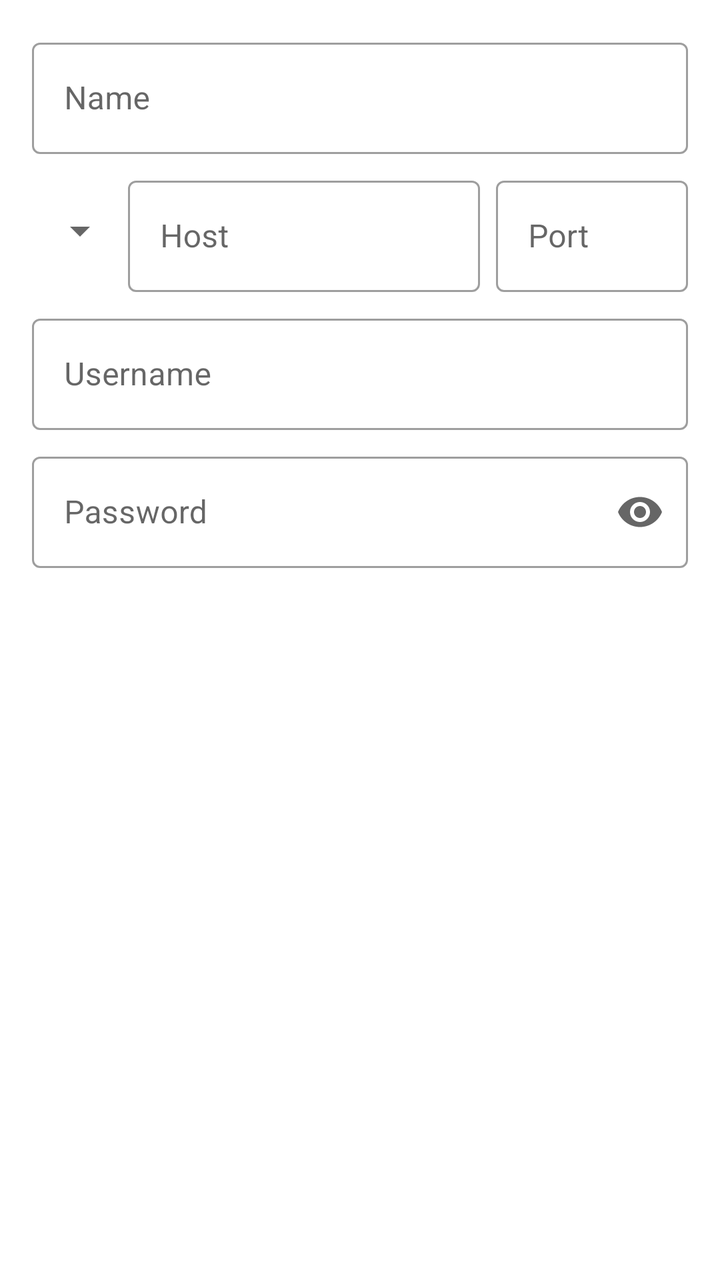
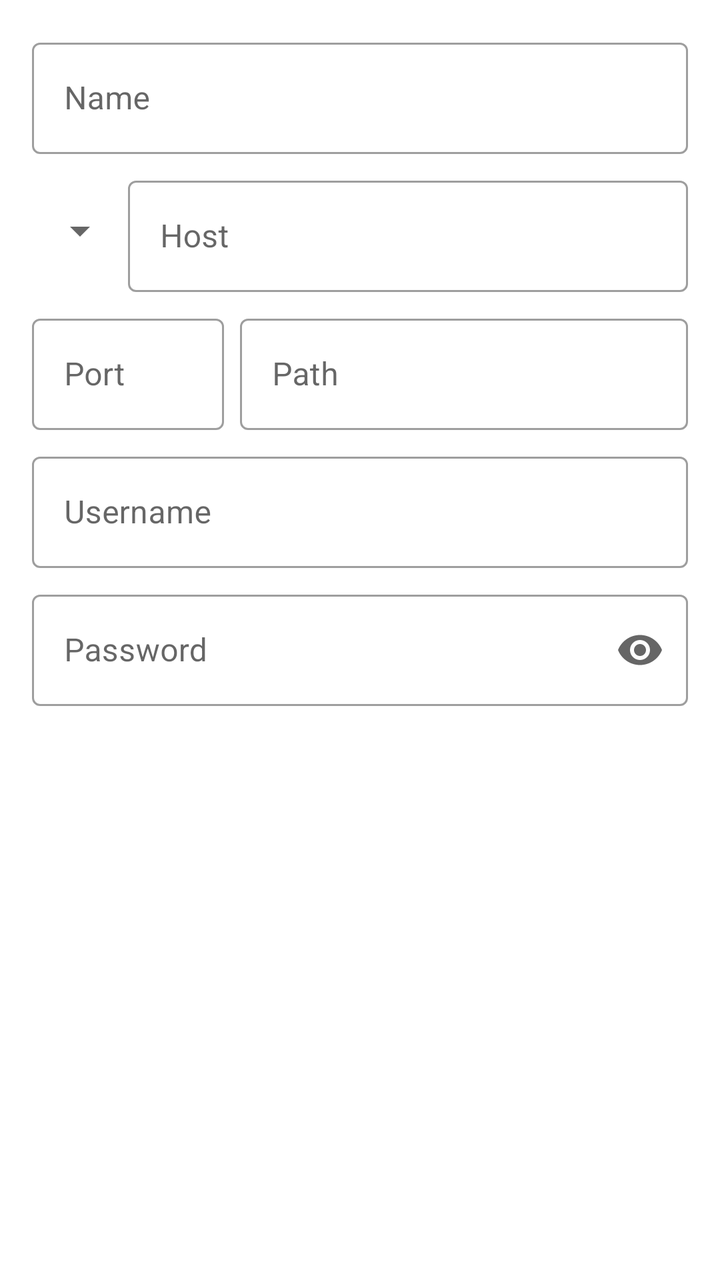

Two renders of the same Android screen: before a commit and after it. Below are the layout's source before the change and the commit's diff.
<!-- AndroidManifest.xml: application theme AppTheme -->
<!-- res/layout/fragment_settings_add_server.xml -->
<?xml version="1.0" encoding="utf-8"?>
<ScrollView xmlns:android="http://schemas.android.com/apk/res/android"
    xmlns:app="http://schemas.android.com/apk/res-auto"
    android:layout_width="match_parent"
    android:layout_height="match_parent">

    <LinearLayout
        android:layout_width="match_parent"
        android:layout_height="wrap_content"
        android:orientation="vertical"
        android:padding="16dp">

        <com.google.android.material.textfield.TextInputLayout
            android:id="@+id/input_layout_name"
            style="@style/Widget.MaterialComponents.TextInputLayout.OutlinedBox"
            android:layout_width="match_parent"
            android:layout_height="wrap_content"
            app:layout_constraintEnd_toEndOf="parent"
            app:layout_constraintStart_toStartOf="parent"
            app:layout_constraintTop_toTopOf="parent">

            <EditText
                android:id="@+id/edit_name"
                android:layout_width="match_parent"
                android:layout_height="wrap_content"
                android:hint="@string/settings_server_name"
                android:importantForAutofill="no"
                android:inputType="text" />

        </com.google.android.material.textfield.TextInputLayout>

        <LinearLayout
            android:layout_width="match_parent"
            android:layout_height="wrap_content"
            android:layout_marginTop="8dp"
            android:orientation="horizontal">

            <Spinner
                android:id="@+id/spinner_protocol"
                android:layout_width="wrap_content"
                android:layout_height="match_parent" />

            <com.google.android.material.textfield.TextInputLayout
                android:id="@+id/input_layout_host"
                style="@style/Widget.MaterialComponents.TextInputLayout.OutlinedBox"
                android:layout_width="0dp"
                android:layout_height="wrap_content"
                android:layout_weight="1"
                app:layout_constraintEnd_toEndOf="parent"
                app:layout_constraintStart_toStartOf="parent"
                app:layout_constraintTop_toBottomOf="@id/edit_name">

                <EditText
                    android:id="@+id/edit_host"
                    android:layout_width="match_parent"
                    android:layout_height="wrap_content"
                    android:hint="@string/settings_server_host"
                    android:importantForAutofill="no"
                    android:inputType="textUri" />

            </com.google.android.material.textfield.TextInputLayout>

            <com.google.android.material.textfield.TextInputLayout
                android:id="@+id/input_layout_port"
                style="@style/Widget.MaterialComponents.TextInputLayout.OutlinedBox"
                android:layout_width="96dp"
                android:layout_height="wrap_content"
                android:layout_marginStart="8dp"
                app:layout_constraintEnd_toEndOf="parent"
                app:layout_constraintStart_toStartOf="parent"
                app:layout_constraintTop_toBottomOf="@id/edit_name">

                <EditText
                    android:id="@+id/edit_port"
                    android:layout_width="match_parent"
                    android:layout_height="wrap_content"
                    android:hint="@string/settings_server_port"
                    android:importantForAutofill="no"
                    android:inputType="number" />

            </com.google.android.material.textfield.TextInputLayout>

        </LinearLayout>

        <com.google.android.material.textfield.TextInputLayout
            android:id="@+id/input_layout_username"
            style="@style/Widget.MaterialComponents.TextInputLayout.OutlinedBox"
            android:layout_width="match_parent"
            android:layout_height="wrap_content"
            android:layout_marginTop="8dp"
            app:layout_constraintEnd_toEndOf="parent"
            app:layout_constraintStart_toStartOf="parent"
            app:layout_constraintTop_toBottomOf="@id/edit_name">

            <EditText
                android:id="@+id/edit_username"
                android:layout_width="match_parent"
                android:layout_height="wrap_content"
                android:hint="@string/settings_server_username"
                android:importantForAutofill="no"
                android:inputType="text" />

        </com.google.android.material.textfield.TextInputLayout>

        <com.google.android.material.textfield.TextInputLayout
            android:id="@+id/input_layout_password"
            style="@style/Widget.MaterialComponents.TextInputLayout.OutlinedBox"
            android:layout_width="match_parent"
            android:layout_height="wrap_content"
            android:layout_marginTop="8dp"
            app:endIconMode="password_toggle"
            app:layout_constraintEnd_toEndOf="parent"
            app:layout_constraintStart_toStartOf="parent"
            app:layout_constraintTop_toBottomOf="@id/edit_name">

            <EditText
                android:id="@+id/edit_password"
                android:layout_width="match_parent"
                android:layout_height="wrap_content"
                android:hint="@string/settings_server_password"
                android:importantForAutofill="no"
                android:inputType="textPassword" />

        </com.google.android.material.textfield.TextInputLayout>

    </LinearLayout>

</ScrollView>
<!-- resources referenced by this layout -->
<resources>
  <string name="settings_server_host">Host</string>
  <string name="settings_server_name">Name</string>
  <string name="settings_server_password">Password</string>
  <string name="settings_server_port">Port</string>
  <string name="settings_server_username">Username</string>
  <style name="AppTheme" parent="Theme.MaterialComponents.DayNight.NoActionBar">
          <item name="colorPrimary">@color/color_primary</item>
          <item name="colorPrimaryDark">@color/color_primary_dark</item>
          <item name="colorPrimaryVariant">@color/color_primary_variant</item>
          <item name="colorOnPrimary">@color/color_on_primary</item>
  
          <item name="colorSecondary">@color/color_secondary</item>
          <item name="colorSecondaryVariant">@color/color_secondary_variant</item>
          <item name="colorOnSecondary">@color/color_on_secondary</item>
  
          <item name="windowActionModeOverlay">true</item>
      </style>
  <color name="color_primary">#03A9F4</color>
  <color name="color_primary_dark">#007AC1</color>
  <color name="color_primary_variant">#007AC1</color>
  <color name="color_on_primary">#FFFFFF</color>
  <color name="color_secondary">#FFB300</color>
  <color name="color_secondary_variant">#C68400</color>
  <color name="color_on_secondary">#000000</color>
</resources>

<!-- the commit's change to res/layout/fragment_settings_add_server.xml (unified diff, before → after) -->
@@ -43,9 +43,8 @@
             <com.google.android.material.textfield.TextInputLayout
                 android:id="@+id/input_layout_host"
                 style="@style/Widget.MaterialComponents.TextInputLayout.OutlinedBox"
-                android:layout_width="0dp"
+                android:layout_width="match_parent"
                 android:layout_height="wrap_content"
-                android:layout_weight="1"
                 app:layout_constraintEnd_toEndOf="parent"
                 app:layout_constraintStart_toStartOf="parent"
                 app:layout_constraintTop_toBottomOf="@id/edit_name">
@@ -60,12 +59,19 @@
 
             </com.google.android.material.textfield.TextInputLayout>
 
+        </LinearLayout>
+
+        <LinearLayout
+            android:layout_width="match_parent"
+            android:layout_height="wrap_content"
+            android:layout_marginTop="8dp"
+            android:orientation="horizontal">
+
             <com.google.android.material.textfield.TextInputLayout
                 android:id="@+id/input_layout_port"
                 style="@style/Widget.MaterialComponents.TextInputLayout.OutlinedBox"
                 android:layout_width="96dp"
                 android:layout_height="wrap_content"
-                android:layout_marginStart="8dp"
                 app:layout_constraintEnd_toEndOf="parent"
                 app:layout_constraintStart_toStartOf="parent"
                 app:layout_constraintTop_toBottomOf="@id/edit_name">
@@ -77,6 +83,26 @@
                     android:hint="@string/settings_server_port"
                     android:importantForAutofill="no"
                     android:inputType="number" />
+
+            </com.google.android.material.textfield.TextInputLayout>
+
+            <com.google.android.material.textfield.TextInputLayout
+                android:id="@+id/input_layout_path"
+                style="@style/Widget.MaterialComponents.TextInputLayout.OutlinedBox"
+                android:layout_width="match_parent"
+                android:layout_height="wrap_content"
+                android:layout_marginStart="8dp"
+                app:layout_constraintEnd_toEndOf="parent"
+                app:layout_constraintStart_toStartOf="parent"
+                app:layout_constraintTop_toBottomOf="@id/edit_name">
+
+                <EditText
+                    android:id="@+id/edit_path"
+                    android:layout_width="match_parent"
+                    android:layout_height="wrap_content"
+                    android:hint="@string/settings_server_path"
+                    android:importantForAutofill="no"
+                    android:inputType="textUri" />
 
             </com.google.android.material.textfield.TextInputLayout>
 
<!-- resource entries referenced after the edit -->
@@ -3,6 +3,7 @@
   <string name="settings_server_host">Host</string>
   <string name="settings_server_name">Name</string>
   <string name="settings_server_password">Password</string>
+  <string name="settings_server_path">Path</string>
   <string name="settings_server_port">Port</string>
   <string name="settings_server_username">Username</string>
   <style name="AppTheme" parent="Theme.MaterialComponents.DayNight.NoActionBar">
